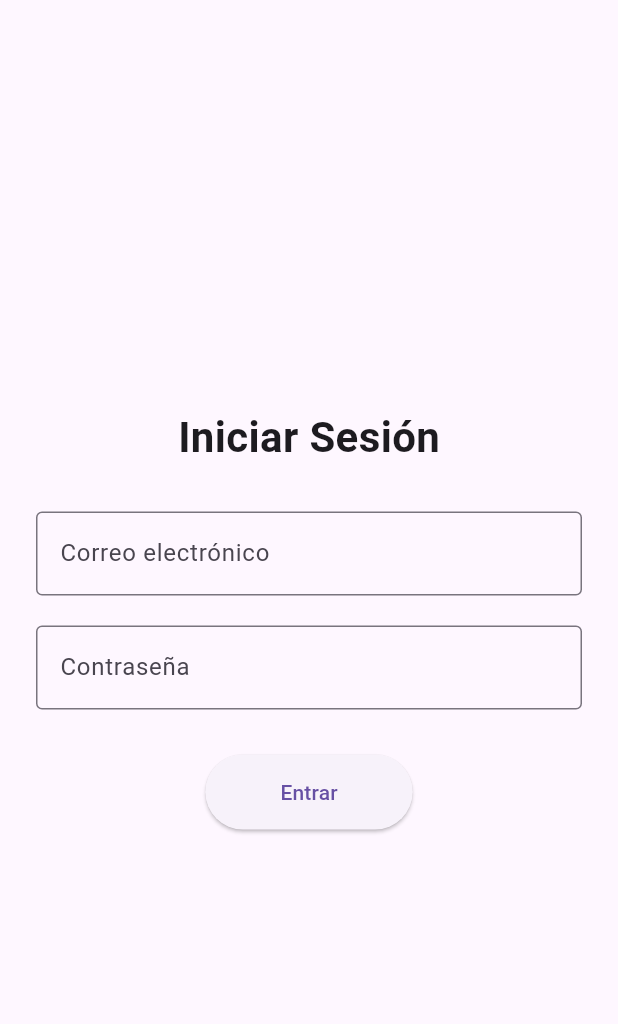
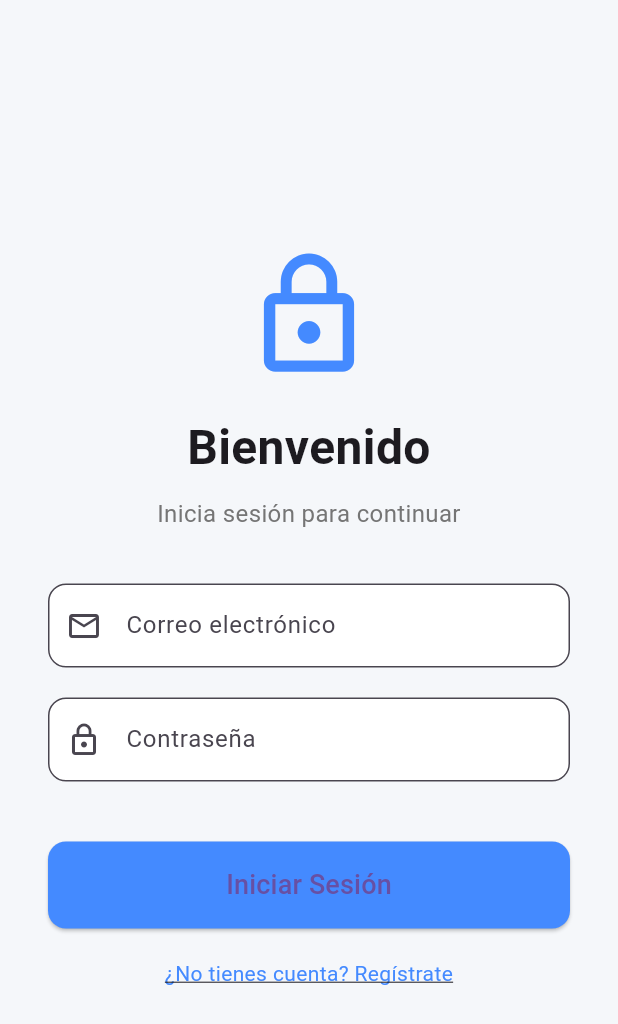
Before and after one commit to oscareperez0809/estacionamiento, a Flutter app: the screen it shows after launch, on a phone screen of 412 x 824 dp. Shown: the top 1024 px of the screen. Run offline on Flutter 3.47's test engine with Material 3 defaults, Android fonts, the light colour scheme and no system bars; our stand-ins replace supabase_flutter; missing offline and left inert: bcrypt; accounts and stored records are empty.

Commit message:
3rd update of proyect parking

```diff
--- a/lib/login_page.dart
+++ b/lib/login_page.dart
@@ -1,5 +1,6 @@
 import 'package:flutter/material.dart';
 import 'package:supabase_flutter/supabase_flutter.dart';
+import 'package:bcrypt/bcrypt.dart';
 
 class LoginPage extends StatefulWidget {
   const LoginPage({super.key});
@@ -9,123 +10,169 @@ class LoginPage extends StatefulWidget {
 }
 
 class _LoginPageState extends State<LoginPage> {
-  final _formKey = GlobalKey<FormState>();
-  final _emailController = TextEditingController();
-  final _passwordController = TextEditingController();
-
+  final emailController = TextEditingController();
+  final passwordController = TextEditingController();
   final supabase = Supabase.instance.client;
 
-  Future<void> _login() async {
-    if (_formKey.currentState!.validate()) {
-      final email = _emailController.text.trim();
-      final password = _passwordController.text.trim();
+  bool loading = false;
+  String? errorMsg;
+
+  Future<void> login() async {
+    setState(() {
+      loading = true;
+      errorMsg = null;
+    });
 
     try {
-        // Buscar usuario en Supabase
+      final email = emailController.text.trim();
+      final password = passwordController.text.trim();
+
+      // BUSCAR USUARIO
       final response = await supabase
-            .from('Usuarios')
+          .from("Usuarios")
           .select()
-            .eq('Email', email)
+          .eq("Email", email)
           .maybeSingle();
 
       if (response == null) {
-          ScaffoldMessenger.of(context).showSnackBar(
-            const SnackBar(content: Text('Usuario no encontrado')),
-          );
+        setState(() => errorMsg = "Correo no encontrado");
         return;
       }
 
-        // Validar contraseña
-        if (response['Contrasenia'] != password) {
-          ScaffoldMessenger.of(context).showSnackBar(
-            const SnackBar(content: Text('Contraseña incorrecta')),
-          );
+      final storedHash = response["Contrasenia"];
+
+      if (storedHash == null || storedHash.isEmpty) {
+        setState(() => errorMsg = "El usuario no tiene contraseña registrada");
         return;
       }
 
-        // Todo correcto → entrar al home
-        Navigator.pushReplacementNamed(context, '/home', arguments: response);
+      // COMPARAR CONTRASEÑA HASHEADA
+      final isCorrect = BCrypt.checkpw(password, storedHash);
+
+      if (!isCorrect) {
+        setState(() => errorMsg = "Contraseña incorrecta");
+        return;
+      }
+
+      // LOGIN EXITOSO
+      if (!mounted) return;
+
+      Navigator.pushReplacementNamed(context, "/home");
     } catch (e) {
-        ScaffoldMessenger.of(
-          context,
-        ).showSnackBar(SnackBar(content: Text('Error: $e')));
-      }
+      setState(() => errorMsg = "Error: $e");
+    } finally {
+      setState(() => loading = false);
     }
   }
 
   @override
   Widget build(BuildContext context) {
     return Scaffold(
-      body: Padding(
-        padding: const EdgeInsets.all(24),
-        child: Center(
+      backgroundColor: const Color(0xFFF5F7FA),
+      body: Center(
         child: SingleChildScrollView(
-            child: Form(
-              key: _formKey,
+          padding: const EdgeInsets.symmetric(horizontal: 32),
           child: Column(
-                mainAxisAlignment: MainAxisAlignment.center,
+            crossAxisAlignment: CrossAxisAlignment.stretch,
             children: [
+              const Icon(
+                Icons.lock_outline,
+                size: 90,
+                color: Colors.blueAccent,
+              ),
+              const SizedBox(height: 20),
+
               const Text(
-                    'Iniciar Sesión',
-                    style: TextStyle(fontSize: 28, fontWeight: FontWeight.bold),
+                "Bienvenido",
+                textAlign: TextAlign.center,
+                style: TextStyle(fontSize: 32, fontWeight: FontWeight.bold),
               ),
-                  const SizedBox(height: 30),
+
+              const SizedBox(height: 10),
+
+              Text(
+                "Inicia sesión para continuar",
+                textAlign: TextAlign.center,
+                style: TextStyle(fontSize: 16, color: Colors.grey[600]),
+              ),
+
+              const SizedBox(height: 35),
 
               // EMAIL
-                  TextFormField(
-                    controller: _emailController,
-                    decoration: const InputDecoration(
-                      labelText: 'Correo electrónico',
-                      border: OutlineInputBorder(),
+              TextField(
+                controller: emailController,
+                keyboardType: TextInputType.emailAddress,
+                decoration: InputDecoration(
+                  labelText: "Correo electrónico",
+                  filled: true,
+                  fillColor: Colors.white,
+                  prefixIcon: const Icon(Icons.email_outlined),
+                  border: OutlineInputBorder(
+                    borderRadius: BorderRadius.circular(12),
                   ),
-                    validator: (value) {
-                      if (value == null || value.isEmpty) {
-                        return 'Ingresa tu correo';
-                      }
-                      if (!RegExp(r'^[^@]+@[^@]+\.[^@]+').hasMatch(value)) {
-                        return 'Correo no válido';
-                      }
-                      return null;
-                    },
+                ),
               ),
 
               const SizedBox(height: 20),
 
               // PASSWORD
-                  TextFormField(
-                    controller: _passwordController,
+              TextField(
+                controller: passwordController,
                 obscureText: true,
-                    decoration: const InputDecoration(
-                      labelText: 'Contraseña',
-                      border: OutlineInputBorder(),
+                decoration: InputDecoration(
+                  labelText: "Contraseña",
+                  filled: true,
+                  fillColor: Colors.white,
+                  prefixIcon: const Icon(Icons.lock_outline),
+                  border: OutlineInputBorder(
+                    borderRadius: BorderRadius.circular(12),
                   ),
-                    validator: (value) {
-                      if (value == null || value.isEmpty) {
-                        return 'Ingresa tu contraseña';
-                      }
-                      if (value.length < 6) {
-                        return 'Debe tener al menos 6 caracteres';
-                      }
-                      return null;
-                    },
+                ),
               ),
 
-                  const SizedBox(height: 30),
+              const SizedBox(height: 15),
+
+              if (errorMsg != null)
+                Text(
+                  errorMsg!,
+                  textAlign: TextAlign.center,
+                  style: const TextStyle(color: Colors.red),
+                ),
+
+              const SizedBox(height: 25),
 
               // BOTÓN LOGIN
               ElevatedButton(
-                    onPressed: _login,
+                onPressed: loading ? null : login,
                 style: ElevatedButton.styleFrom(
-                      padding: const EdgeInsets.symmetric(
-                        horizontal: 50,
-                        vertical: 15,
+                  backgroundColor: Colors.blueAccent,
+                  padding: const EdgeInsets.symmetric(vertical: 16),
+                  shape: RoundedRectangleBorder(
+                    borderRadius: BorderRadius.circular(12),
                   ),
                 ),
-                    child: const Text('Entrar'),
+                child: loading
+                    ? const CircularProgressIndicator(color: Colors.white)
+                    : const Text(
+                        "Iniciar Sesión",
+                        style: TextStyle(fontSize: 18),
+                      ),
+              ),
+
+              const SizedBox(height: 20),
+
+              GestureDetector(
+                onTap: () => Navigator.pushNamed(context, "/register"),
+                child: const Text(
+                  "¿No tienes cuenta? Regístrate",
+                  textAlign: TextAlign.center,
+                  style: TextStyle(
+                    color: Colors.blueAccent,
+                    decoration: TextDecoration.underline,
+                  ),
+                ),
               ),
             ],
-              ),
-            ),
           ),
         ),
       ),
--- a/lib/main.dart
+++ b/lib/main.dart
@@ -24,10 +24,7 @@ class MyApp extends StatelessWidget {
       title: 'Estacionamiento',
       debugShowCheckedModeBanner: false,
       initialRoute: '/',
-      routes: {
-        '/': (context) => const LoginPage(),
-        '/home': (context) => const HomePage(),
-      },
+      routes: {'/': (context) => LoginPage(), '/home': (context) => HomePage()},
     );
   }
 }
--- a/pubspec.yaml
+++ b/pubspec.yaml
@@ -16,6 +16,7 @@ dependencies:
   firebase_auth: ^6.1.2
   cloud_firestore: ^6.1.0
   supabase_flutter: ^2.3.3
+  bcrypt: ^1.1.3
 
 dev_dependencies:
   flutter_test:
```
Also changed, not shown: lib/registros/registrar_pensionado.dart (added, +211 -0 lines), lib/registros/registrar_usuario.dart (added, +209 -0 lines), lib/screens/home_page.dart (+15 -4 lines), lib/tab/usuario_tab.dart (+96 -5 lines), pubspec.lock. Lines whose indentation alone changed are shown as unchanged.
